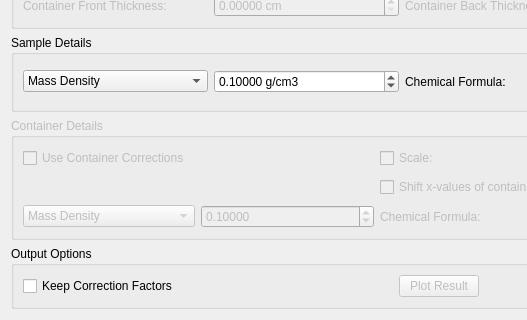
mantidproject/mantid, file MantidQt/CustomInterfaces/inc/MantidQtCustomInterfaces/Indirect/AbsorptionCorrections.ui: the form before one commit; both pictures show x 0 to 527 and y 385 to 705 of the 803 by 705 pixel window.
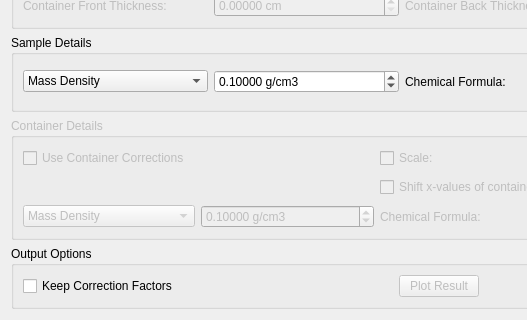
The form after the commit. Custom widgets are drawn as their Qt base class.

Commit message: Refs #18577 add units for container density

```diff
--- a/MantidQt/CustomInterfaces/inc/MantidQtCustomInterfaces/Indirect/AbsorptionCorrections.ui
+++ b/MantidQt/CustomInterfaces/inc/MantidQtCustomInterfaces/Indirect/AbsorptionCorrections.ui
@@ -703,7 +703,7 @@
          <bool>false</bool>
         </property>
         <property name="suffix">
-         <string/>
+         <string> g/cm3</string>
         </property>
         <property name="decimals">
          <number>5</number>
```
Left out of the diff: 33 changed lines with no effect on the pictures. The commit also changes 2 other files.
